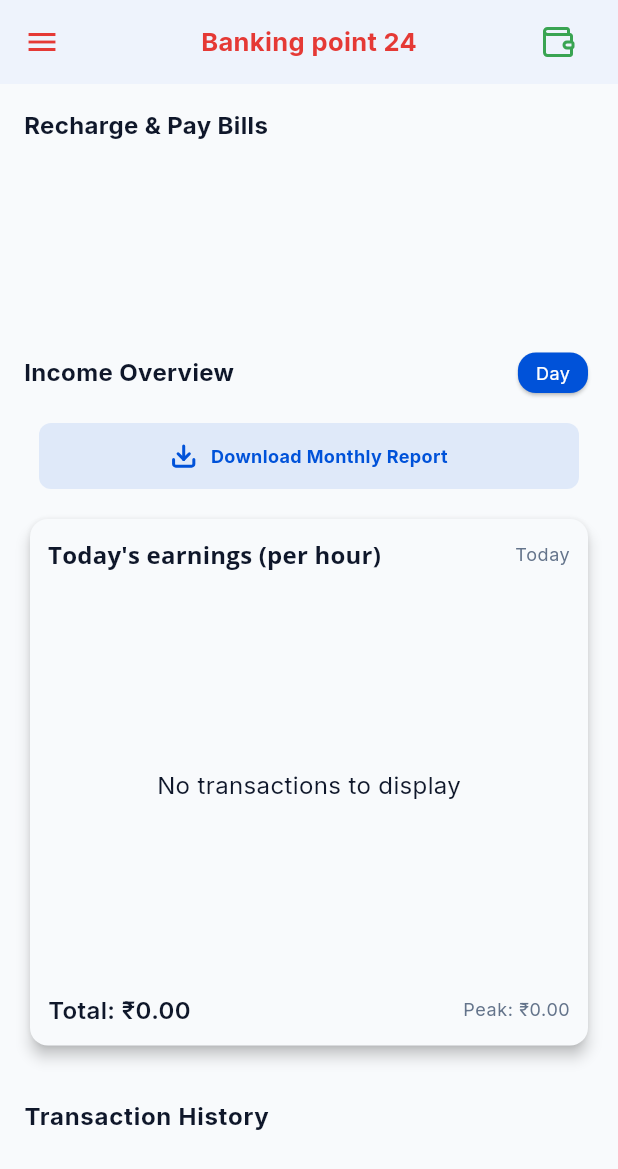
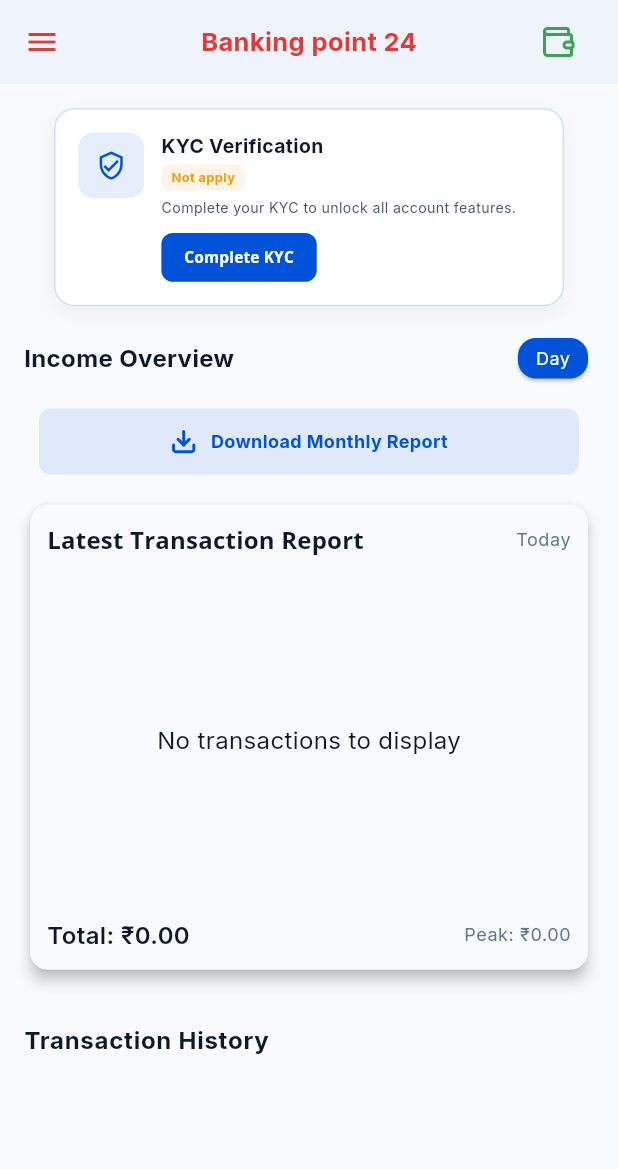
Before and after one commit to Venkantesh22/fedpay, a Flutter app: the HomeScreen screen opened directly with empty values, on a phone screen of 412 x 824 dp. Shown: the top 1169 px of the screen. Run offline on Flutter 3.47's test engine with Material 3 defaults, Android fonts, the phone set to English and light mode, and no system bars; drawn by our look-alikes of toastification; our stand-ins replace audioplayers, cached_network_image, cloud_firestore, connectivity_plus, device_info_plus, file_picker and 22 more; missing offline and left inert: contacts_service_plus, encrypt, excel, image_gallery_saver_plus, wallpaper_manager_flutter; accounts and stored records are empty; project files that could hold a hidden picture were left out.

Commit message:
add a complete kyc container in home screen

```diff
--- a/lib/views/screens/dashboard/home_screen/components/graph.dart
+++ b/lib/views/screens/dashboard/home_screen/components/graph.dart
@@ -1,7 +1,10 @@
 import 'package:flutter/material.dart';
+import 'package:flutter_screenutil/flutter_screenutil.dart';
 import 'package:get/get.dart';
 import 'package:intl/intl.dart';
 import 'package:lekra/controllers/report_contoller.dart';
+import 'package:lekra/services/constants.dart';
+import 'package:lekra/services/custom_text.dart';
 import 'package:lekra/services/theme.dart';
 import 'package:lekra/views/base/shimmer.dart';
 import 'dart:math';
@@ -19,7 +22,7 @@ class TodayHourlyGraph extends StatefulWidget {
   const TodayHourlyGraph({
     super.key,
     this.hoursData,
-    this.title = "Today's earnings (per hour)",
+    this.title = "Latest Transaction Report",
   });
 
   @override
@@ -69,7 +72,7 @@ class _TodayHourlyGraphState extends State<TodayHourlyGraph> {
         elevation: 4,
         shape: RoundedRectangleBorder(borderRadius: BorderRadius.circular(12)),
         child: Padding(
-          padding: const EdgeInsets.all(12.0),
+          padding:  EdgeInsets.all(12.0.w),
           child: Column(
             children: [
               // Title row
@@ -77,26 +80,26 @@ class _TodayHourlyGraphState extends State<TodayHourlyGraph> {
                 crossAxisAlignment: CrossAxisAlignment.center,
                 children: [
                   Expanded(
-                    child: Text(
+                    child: CustomText(
                       widget.title,
                       style: Theme.of(context).textTheme.titleMedium?.copyWith(
                             fontWeight: FontWeight.w700,
                           ),
                     ),
                   ),
-                  Text(
+                  CustomText(
                     "Today",
                     style: Theme.of(context).textTheme.bodySmall,
                   ),
                 ],
               ),
-              const SizedBox(height: 12),
+              sizedBoxHeight(height: 12),
 
               // Chart or placeholder
               CustomShimmer(
                 isLoading: reportController.isLoading,
                 child: SizedBox(
-                  height: 260,
+                  height: 260.h,
                   child: showEmptyPlaceholder
                       ? Center(
                           child: Text(
@@ -105,8 +108,8 @@ class _TodayHourlyGraphState extends State<TodayHourlyGraph> {
                           ),
                         )
                       : SfCartesianChart(
-                          margin: const EdgeInsets.only(
-                              top: 8, bottom: 8, left: 0, right: 8),
+                          margin:  EdgeInsets.only(
+                              top: 8.h, bottom: 8.h, left: 0, right: 8.w),
                           tooltipBehavior: _tooltipBehavior,
                           trackballBehavior: _trackballBehavior,
                           primaryXAxis: DateTimeAxis(
@@ -149,7 +152,7 @@ class _TodayHourlyGraphState extends State<TodayHourlyGraph> {
                 ),
               ),
 
-              const SizedBox(height: 8),
+              sizedBoxHeight(height: 8),
 
               Row(
                 mainAxisAlignment: MainAxisAlignment.spaceBetween,
--- /dev/null
+++ b/lib/views/screens/dashboard/home_screen/components/kyc_pending_card.dart
@@ -0,0 +1,129 @@
+import 'package:flutter/material.dart';
+import 'package:flutter_screenutil/flutter_screenutil.dart';
+import 'package:lekra/services/custom_text.dart';
+import 'package:lekra/services/theme.dart';
+
+class KycPendingCard extends StatelessWidget {
+  final String kycStatus;
+  final VoidCallback onTap;
+  const KycPendingCard({
+    super.key,
+    required this.onTap,
+    required this.kycStatus,
+  });
+
+  @override
+  Widget build(BuildContext context) {
+    return Container(
+      width: double.infinity,
+      padding: EdgeInsets.all(16.w),
+      decoration: BoxDecoration(
+        color: white,
+        borderRadius: BorderRadius.circular(16.r),
+        border: Border.all(
+          color: primaryColor.withValues(alpha: 0.18),
+        ),
+        boxShadow: [
+          BoxShadow(
+            color: Colors.black.withValues(alpha: 0.05),
+            blurRadius: 12,
+            offset: const Offset(0, 4),
+          ),
+        ],
+      ),
+      child: Row(
+        crossAxisAlignment: CrossAxisAlignment.start,
+        children: [
+          Container(
+            width: 46.w,
+            height: 46.w,
+            decoration: BoxDecoration(
+              color: primaryColor.withValues(alpha: 0.10),
+              borderRadius: BorderRadius.circular(12.r),
+            ),
+            child: Icon(
+              Icons.verified_user_outlined,
+              color: primaryColor,
+              size: 24.r,
+            ),
+          ),
+          SizedBox(width: 12.w),
+          Expanded(
+            child: Column(
+              crossAxisAlignment: CrossAxisAlignment.start,
+              children: [
+                CustomText(
+                  'KYC Verification',
+                  style: TextStyle(
+                    fontSize: 15.sp,
+                    fontWeight: FontWeight.w700,
+                    color: black,
+                  ),
+                ),
+                SizedBox(height: 4.h),
+                Row(
+                  children: [
+                    Container(
+                      padding: EdgeInsets.symmetric(
+                        horizontal: 7.w,
+                        vertical: 3.h,
+                      ),
+                      decoration: BoxDecoration(
+                        color: const Color(0xFFFFF4E5),
+                        borderRadius: BorderRadius.circular(6.r),
+                      ),
+                      child: Text(
+                        kycStatus,
+                        style: TextStyle(
+                          fontSize: 10.sp,
+                          fontWeight: FontWeight.w700,
+                          color: const Color(0xFFF59E0B),
+                        ),
+                      ),
+                    ),
+                  ],
+                ),
+                SizedBox(height: 6.h),
+                CustomText(
+                  'Complete your KYC to unlock all account features.',
+                  maxLines: 2,
+                  overflow: TextOverflow.ellipsis,
+                  style: TextStyle(
+                    fontSize: 11.sp,
+                    height: 1.4,
+                    color: greyText6,
+                  ),
+                ),
+                SizedBox(height: 12.h),
+                SizedBox(
+                  height: 38.h,
+                  child: ElevatedButton(
+                    onPressed: onTap,
+                    style: ElevatedButton.styleFrom(
+                      backgroundColor: primaryColor,
+                      foregroundColor: white,
+                      elevation: 0,
+                      padding: EdgeInsets.symmetric(
+                        horizontal: 16.w,
+                      ),
+                      shape: RoundedRectangleBorder(
+                        borderRadius: BorderRadius.circular(9.r),
+                      ),
+                    ),
+                    child: Text(
+                      'Complete KYC',
+                      style: TextStyle(
+                        fontSize: 12.sp,
+                        fontWeight: FontWeight.w700,
+                      ),
+                    ),
+                  ),
+                ),
+              ],
+            ),
+          ),
+        ],
+      ),
+    );
+  }
+}
--- a/lib/views/screens/dashboard/home_screen/home_screen.dart
+++ b/lib/views/screens/dashboard/home_screen/home_screen.dart
@@ -1,158 +1,7 @@
-// import 'dart:developer';
-
-// import 'package:flutter/material.dart';
-// import 'package:flutter_svg/svg.dart';
-// import 'package:get/get.dart';
-// import 'package:intl/intl.dart';
-// import 'package:lekra/controllers/auth_controller.dart';
-// import 'package:lekra/controllers/basic_controlller.dart';
-// import 'package:lekra/controllers/report_contoller.dart';
-// import 'package:lekra/services/constants.dart';
-// import 'package:lekra/services/date_formatters_and_converters.dart';
-// import 'package:lekra/services/theme.dart';
-// import 'package:lekra/views/base/custom_image.dart';
-// import 'package:lekra/views/screens/auth_screens/login_screen.dart';
-// import 'package:lekra/views/screens/dashboard/home_screen/components/graph.dart';
-// import 'package:lekra/views/screens/dashboard/home_screen/components/income_overview_section.dart';
-// import 'package:lekra/views/screens/dashboard/home_screen/components/recharge_and_pay_section.dart';
-// import 'package:lekra/views/screens/dashboard/home_screen/components/transaction_history_section.dart';
-// import 'package:lekra/views/screens/drawer_screen/drawer_screen.dart';
-// import 'package:lekra/views/screens/wallet/wallet_screen/wallet_screen.dart';
-
-// class HomeScreen extends StatefulWidget {
-//   final bool isReload;
-//   final GlobalKey<ScaffoldState> scaffoldKey;
-//   const HomeScreen({super.key, this.isReload = false, required this.scaffoldKey});
-
-//   @override
-//   State<HomeScreen> createState() => _HomeScreenState();
-// }
-
-// class _HomeScreenState extends State<HomeScreen> {
-//   @override
-//   void initState() {
-//     super.initState();
-//     WidgetsBinding.instance.addPostFrameCallback((_) {
-//       log("initState tap");
-
-//       final auth = Get.find<AuthController>();
-// //  final sharedPreferences =        SharedPreferences.getInstance();
-//       final reportContro = Get.find<ReportController>();
-
-//       if (widget.isReload) {
-//         auth.checkBalance().then((value) {
-//           if (value.isSuccess) {
-//             if (auth.userModel?.isKYCDone ?? false) {
-//               Get.find<BasicController>().postGenerateQR();
-//             }
-
-//             final dateFormat = DateFormat('yyyy-MM-dd');
-
-//             Get.find<ReportController>()
-//                 .fetchYesBankMerchantCollection(
-//               fromdate: dateFormat.format(getDateTime()),
-//               todate: dateFormat.format(getDateTime()),
-//             )
-//                 .then((value) {
-//               if (value.isSuccess) {
-//                 reportContro.convertTODataForGraph(
-//                     reportContro.yesBankMerchantCollectionList);
-//               }
-//             });
-
-//             reportContro.fetchTransactionReport(
-//                 fromdate: dateFormat.format(getDateTime()),
-//                 todate: dateFormat.format(getDateTime()),
-//                 isShowOnly10: true);
-//           } else {
-//             // auth.logout(context);
-//             // navigate(context: context, page: LoginScreen());
-//           }
-//         });
-//       }
-//     });
-//   }
-
-//   final GlobalKey<ScaffoldState> scaffoldKey = GlobalKey<ScaffoldState>();
-//   @override
-//   Widget build(BuildContext context) {
-//     return Scaffold(
-//       key: scaffoldKey,
-//       drawer: const SafeArea(
-//         child: DrawerScreen(),
-//       ),
-//       appBar: AppBar(
-//         backgroundColor: white,
-//         elevation: 2,
-//         leading: IconButton(
-//             onPressed: () {
-//               scaffoldKey.currentState?.openDrawer();
-//             },
-//             icon: Icon(
-//               Icons.menu,
-//               color: secondaryColor,
-//             )),
-//         title: Text(
-//           AppConstants.appName,
-//           style: Helper(context).textTheme.bodyMedium?.copyWith(
-//                 fontSize: 17,
-//                 fontWeight: FontWeight.w700,
-//                 color: secondaryColor,
-//               ),
-//         ),
-//         centerTitle: true,
-//         actions: [
-//           GestureDetector(
-//             onTap: () {
-//               navigate(context: context, page: const WalletScreen());
-//             },
-//             child: SvgPicture.asset(
-//               Assets.svgsWallet,
-//               height: 24,
-//               width: 24,
-//             ),
-//           ),
-//           const SizedBox(
-//             width: 28,
-//           )
-//         ],
-//       ),
-//       body: GetBuilder<AuthController>(builder: (authController) {
-//         if (authController.isLoading) {
-//           return const Center(
-//             child: CircularProgressIndicator(),
-//           );
-//         }
-//         return const SingleChildScrollView(
-//           padding: AppConstants.screenPadding,
-//           child: Column(
-//             mainAxisAlignment: MainAxisAlignment.start,
-//             children: [
-//               // CardWidget(),
-//               // SizedBox(
-//               //   height: 21,
-//               // ),
-//               RechargeAndPaySection(),
-//               SizedBox(
-//                 height: 20,
-//               ),
-//               IncomeOverviewSection(),
-//               TodayHourlyGraph(),
-//               SizedBox(
-//                 height: 31,
-//               ),
-//               TransactionHistoryWidget()
-//             ],
-//           ),
-//         );
-//       }),
-//     );
-//   }
-// }
-
 import 'dart:developer';
 
 import 'package:flutter/material.dart';
+import 'package:flutter_screenutil/flutter_screenutil.dart';
 import 'package:flutter_svg/svg.dart';
 import 'package:get/get.dart';
 import 'package:intl/intl.dart';
@@ -163,17 +12,19 @@ import 'package:lekra/services/constants.dart';
 import 'package:lekra/services/date_formatters_and_converters.dart';
 import 'package:lekra/services/theme.dart';
 import 'package:lekra/views/base/custom_image.dart';
-import 'package:lekra/views/screens/auth_screens/login_screen.dart';
 import 'package:lekra/views/screens/dashboard/home_screen/components/graph.dart';
 import 'package:lekra/views/screens/dashboard/home_screen/components/income_overview_section.dart';
+import 'package:lekra/views/screens/dashboard/home_screen/components/kyc_pending_card.dart';
 import 'package:lekra/views/screens/dashboard/home_screen/components/recharge_and_pay_section.dart';
 import 'package:lekra/views/screens/dashboard/home_screen/components/transaction_history_section.dart';
+import 'package:lekra/views/screens/kyc_form/kyc_form_screen.dart';
 import 'package:lekra/views/screens/wallet/wallet_screen/wallet_screen.dart';
 
 class HomeScreen extends StatefulWidget {
   final bool isReload;
   final GlobalKey<ScaffoldState> scaffoldKey;
-  const HomeScreen({super.key, this.isReload = false, required this.scaffoldKey});
+  const HomeScreen(
+      {super.key, this.isReload = false, required this.scaffoldKey});
 
   @override
   State<HomeScreen> createState() => _HomeScreenState();
@@ -223,20 +74,14 @@ class _HomeScreenState extends State<HomeScreen> {
     });
   }
 
-  // 1. DELETED: final GlobalKey<ScaffoldState> scaffoldKey = GlobalKey<ScaffoldState>();
-
   @override
   Widget build(BuildContext context) {
     return Scaffold(
-      // 2. DELETED: key: scaffoldKey,
-      // 3. DELETED: drawer: const SafeArea(child: DrawerScreen()),
-
       appBar: AppBar(
         backgroundColor: white,
         elevation: 2,
         leading: IconButton(
             onPressed: () {
-              // 4. FIXED: Use 'widget.scaffoldKey' to open the parent's drawer!
               widget.scaffoldKey.currentState?.openDrawer();
             },
             icon: Icon(
@@ -274,19 +119,31 @@ class _HomeScreenState extends State<HomeScreen> {
             child: CircularProgressIndicator(),
           );
         }
-        return const SingleChildScrollView(
+        return SingleChildScrollView(
           // IMPORTANT: Ensure you have enough bottom padding here so the user can
           // scroll the last transaction above the floating navigation bar.
-          padding: EdgeInsets.only(
-            left: 16, right: 16, top: 16, bottom: 100
-          ),
+          padding: EdgeInsets.only(left: 16, right: 16, top: 16, bottom: 100),
           child: Column(
             mainAxisAlignment: MainAxisAlignment.start,
             children: [
-              RechargeAndPaySection(),
-              SizedBox(
-                height: 20,
-              ),
+              // RechargeAndPaySection(),
+              // SizedBox(
+              //   height: 20,
+              // ),
+
+              !(authController.userModel?.isKYCDone ?? false)
+                  ? Padding(
+                      padding: EdgeInsets.symmetric(horizontal: 20),
+                      child: KycPendingCard(
+                        kycStatus: "Not apply",
+                        onTap: () {
+                          navigate(context: context, page: KycFormScreen());
+                        },
+                      ),
+                    )
+                  : SizedBox(),
+
+              SizedBox(height: 20.h),
               IncomeOverviewSection(),
               TodayHourlyGraph(),
               SizedBox(
--- a/lib/views/screens/drawer_screen/drawer_screen.dart
+++ b/lib/views/screens/drawer_screen/drawer_screen.dart
@@ -1,6 +1,6 @@
 import 'package:flutter/material.dart';
 import 'package:lekra/services/constants.dart';
-import 'package:lekra/views/screens/drawer_screen/component/QR_section.dart';
+import 'package:lekra/views/screens/drawer_screen/component/qr_section.dart';
 import 'package:lekra/views/screens/drawer_screen/component/drawer_profile_section.dart';
 import 'package:lekra/views/screens/drawer_screen/component/drawer_title_section.dart';
 
```
